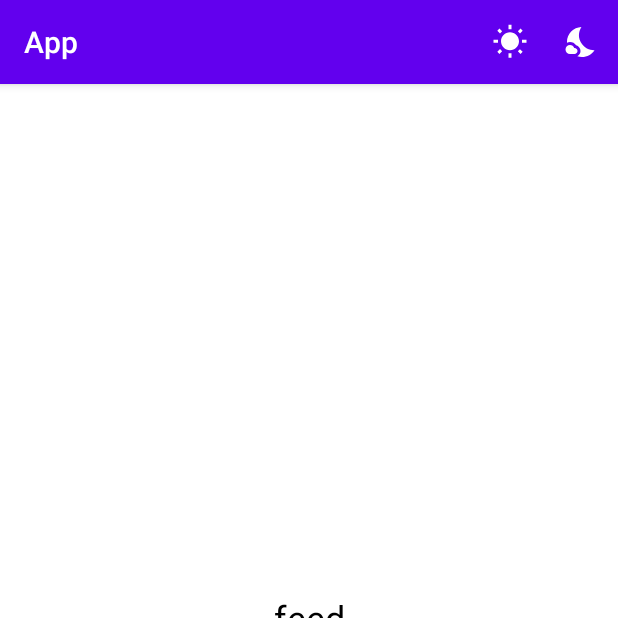
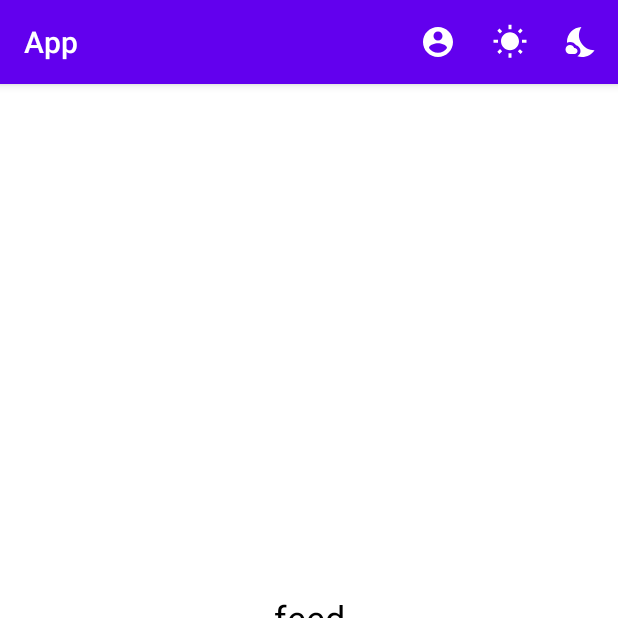
Before and after one commit to thehealer15/Vintage-investments, an Android app: the screen it shows after launch (MainActivity), on a phone screen of 412 x 824 dp, the top half of it. Run offline under Robolectric (Android 15) with nearby library versions, the phone set to English and light mode, and no system bars.

```diff
--- a/app/src/main/java/com/example/app/MainActivity.java
+++ b/app/src/main/java/com/example/app/MainActivity.java
@@ -11,8 +11,10 @@ import android.os.Bundle;
 import android.view.Menu;
 import android.view.MenuItem;
 import android.widget.FrameLayout;
+import android.widget.Toast;
 
 import com.google.android.material.bottomnavigation.BottomNavigationView;
+import com.google.android.material.snackbar.Snackbar;
 
 import Screens.fragment_profile;
 
@@ -30,7 +32,9 @@ public class MainActivity extends AppCompatActivity  implements BottomNavigation
         loadFragment(new Screens.feed_fragment());
         bottomNav.setOnNavigationItemSelectedListener(this);
 
-    }
+        bottomNav.setOnNavigationItemReselectedListener(new BottomNavigationView.OnNavigationItemReselectedListener() {
+            @Override
+            public void onNavigationItemReselected(@NonNull MenuItem item) { } }); }
     @Override
     public boolean onNavigationItemSelected(@NonNull MenuItem item) {
         Fragment fragment = null;
@@ -82,8 +86,11 @@ public class MainActivity extends AppCompatActivity  implements BottomNavigation
             case R.id.dark_mode:
                 AppCompatDelegate.setDefaultNightMode(AppCompatDelegate.MODE_NIGHT_YES);
                 return true;
-            default:
-                AppCompatDelegate.setDefaultNightMode(AppCompatDelegate.MODE_NIGHT_YES);
+
+            case R.id.profile_toolbar:
+                loadFragment(new fragment_profile());return true;
+                default:
+                    Toast.makeText(getApplicationContext(), "Something went wrong", Toast.LENGTH_SHORT).show();
                 return true;
         }
     }
--- a/app/src/main/res/menu/switch_mode.xml
+++ b/app/src/main/res/menu/switch_mode.xml
@@ -1,6 +1,10 @@
 <?xml version="1.0" encoding="utf-8"?>
 <menu xmlns:android="http://schemas.android.com/apk/res/android"
     xmlns:app="http://schemas.android.com/apk/res-auto">
+    <item
+        android:icon="@drawable/ic_profile"
+        android:id="@+id/profile_toolbar"
+        app:showAsAction="always" />
     <item
         android:id="@+id/light_mode"
         android:icon="@drawable/ic_light_mode"
```
